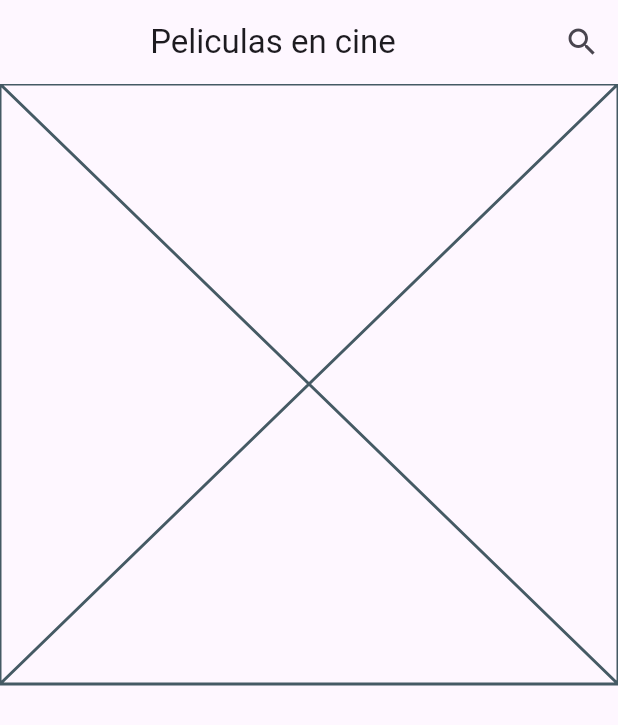
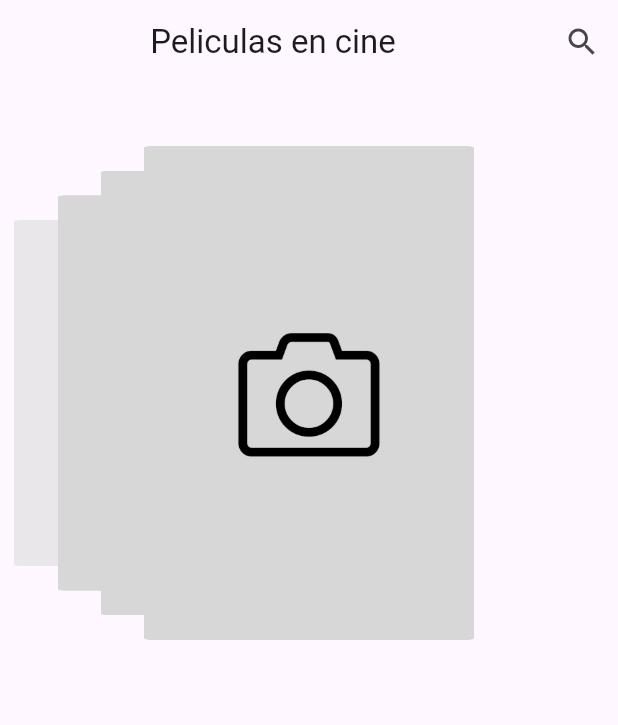
Before and after one commit to C3sarAcosta/peliculas20243s, a Flutter app: the screen it shows after launch, on a phone screen of 412 x 824 dp. Shown: the top 725 px of the screen. Run offline on Flutter 3.47's test engine with Material 3 defaults, Android fonts, the phone set to English and light mode, and no system bars; drawn by our look-alikes of card_swiper.

Commit message:
17/08/2024 Parte 2

```diff
--- a/lib/widgets/card_swiper.dart
+++ b/lib/widgets/card_swiper.dart
@@ -1,3 +1,4 @@
+import 'package:card_swiper/card_swiper.dart';
 import 'package:flutter/material.dart';
 
 class CardSwiper extends StatelessWidget {
@@ -5,6 +6,28 @@ class CardSwiper extends StatelessWidget {
 
   @override
   Widget build(BuildContext context) {
-    return const Placeholder();
+    final size = MediaQuery.of(context).size;
+    return SizedBox(
+      width: double.infinity,
+      height: size.height * 0.5,
+      child: Swiper(
+        itemCount: 10,
+        layout: SwiperLayout.STACK,
+        itemWidth: size.width * 0.6,
+        itemHeight: size.height * 0.4,
+        itemBuilder: (_, int index) {
+          return GestureDetector(
+            onTap: () => Navigator.pushNamed(context, 'details', arguments: ''),
+            child: ClipRRect(
+              borderRadius: BorderRadius.circular(20),
+              child: FadeInImage(
+                placeholder: AssetImage('assets/no-image.jpg'),
+                image: AssetImage('assets/no-image.jpg'),
+              ),
+            ),
+          );
+        },
+      ),
+    );
   }
 }
--- a/pubspec.yaml
+++ b/pubspec.yaml
@@ -28,12 +28,12 @@ environment:
 # the latest version available on pub.dev. To see which dependencies have newer
 # versions available, run `flutter pub outdated`.
 dependencies:
-  card_swiper: ^3.0.1
   cupertino_icons: ^1.0.6
   flutter:
     sdk: flutter
   http: ^1.2.2
   provider: ^6.1.2
+  card_swiper: ^3.0.1
 
 dev_dependencies:
   flutter_lints: ^3.0.0
@@ -50,7 +50,8 @@ flutter:
   # the material Icons class.
   uses-material-design: true
   # To add assets to your application, add an assets section, like this:
-  # assets:
+  assets:
+    - assets/
   #   - images/a_dot_burr.jpeg
   #   - images/a_dot_ham.jpeg
   # An image asset can refer to one or more resolution-specific "variants", see
```
Also changed, not shown: assets/loading.gif (added), assets/no-image.jpg (added).
